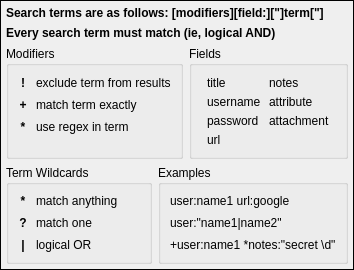
Before: the Qt Designer form src/gui/SearchHelpWidget.ui in iluminat23/keepassxc-debian, drawn with Qt 5.
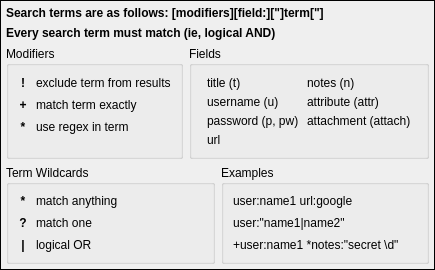
After: the same form once the commit is applied.

```diff
--- a/src/gui/SearchHelpWidget.ui
+++ b/src/gui/SearchHelpWidget.ui
@@ -237,21 +237,21 @@
         <item row="1" column="0">
          <widget class="QLabel" name="label_3">
           <property name="text">
-           <string notr="true">username</string>
+           <string notr="true">username (u)</string>
           </property>
          </widget>
         </item>
         <item row="2" column="0">
          <widget class="QLabel" name="label_11">
           <property name="text">
-           <string notr="true">password</string>
+           <string notr="true">password (p, pw)</string>
           </property>
          </widget>
         </item>
         <item row="0" column="0">
          <widget class="QLabel" name="label">
           <property name="text">
-           <string notr="true">title</string>
+           <string notr="true">title (t)</string>
           </property>
          </widget>
         </item>
@@ -265,21 +265,21 @@
         <item row="0" column="1">
          <widget class="QLabel" name="label_5">
           <property name="text">
-           <string notr="true">notes</string>
+           <string notr="true">notes (n)</string>
           </property>
          </widget>
         </item>
         <item row="1" column="1">
          <widget class="QLabel" name="label_12">
           <property name="text">
-           <string notr="true">attribute</string>
+           <string notr="true">attribute (attr)</string>
           </property>
          </widget>
         </item>
         <item row="2" column="1">
          <widget class="QLabel" name="label_14">
           <property name="text">
-           <string notr="true">attachment</string>
+           <string notr="true">attachment (attach)</string>
           </property>
          </widget>
         </item>
```
